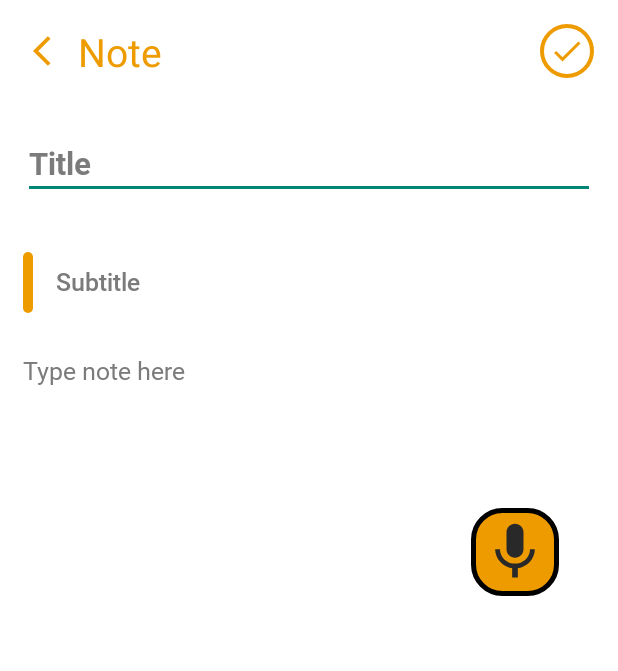
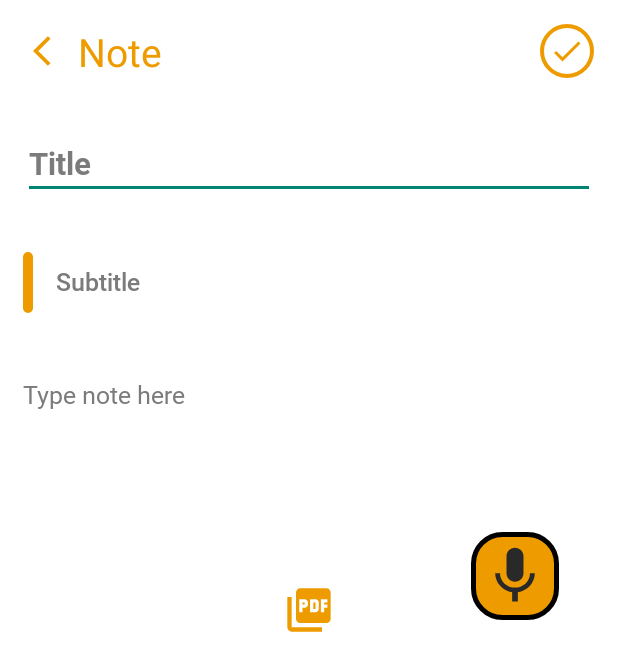
Before and after one commit to MARZ51x/audibookfinal, an Android app: the screen it shows after launch once a user with an empty profile is signed in (CreateNote), after a tap on "CREATE", on a phone screen of 412 x 824 dp. Shown: the top 671 px of the screen. Run offline under Robolectric (Android 15) with nearby library versions, the phone set to English and light mode, and no system bars; our stand-ins replace Firebase (no records; nobody signed in at launch, a user with empty details on screens opened directly), sdp/ssp sizes; libraries missing offline, so code that uses them is left out: cn.pedant, com.itextpdf.text.

Commit message:
Krisha PDF, bugs, Delete confirm

```diff
--- a/app/build.gradle
+++ b/app/build.gradle
@@ -70,4 +70,7 @@
     //new
     implementation "com.firebaseui:firebase-ui-firestore:4.1.0"
 
+    //for PDF
+    implementation 'com.itextpdf:itextg:5.5.10'
+
 }
--- a/app/src/main/java/com/zentech/audibookfinalv/CreateNote.java
+++ b/app/src/main/java/com/zentech/audibookfinalv/CreateNote.java
@@ -1,6 +1,7 @@
 package com.zentech.audibookfinalv;
 
 import androidx.annotation.NonNull;
+import androidx.appcompat.app.AlertDialog;
 import androidx.appcompat.app.AppCompatActivity;
 import androidx.appcompat.app.AppCompatDelegate;
 import androidx.appcompat.widget.Toolbar;
@@ -9,14 +10,18 @@
 
 import android.Manifest;
 import android.annotation.SuppressLint;
+import android.content.DialogInterface;
 import android.content.Intent;
 import android.content.pm.PackageManager;
 import android.graphics.Color;
+import android.net.Uri;
 import android.os.Build;
 import android.os.Bundle;
+import android.os.Environment;
 import android.speech.RecognitionListener;
 import android.speech.RecognizerIntent;
 import android.speech.SpeechRecognizer;
+import android.util.Log;
 import android.view.MenuItem;
 import android.view.MotionEvent;
 import android.view.View;
@@ -32,9 +37,20 @@
 import com.google.firebase.auth.FirebaseUser;
 import com.google.firebase.firestore.DocumentReference;
 import com.google.firebase.firestore.FirebaseFirestore;
+import com.itextpdf.text.BaseColor;
+import com.itextpdf.text.Document;
+import com.itextpdf.text.DocumentException;
+import com.itextpdf.text.Font;
+import com.itextpdf.text.Paragraph;
+import com.itextpdf.text.pdf.PdfWriter;
 
+import java.io.File;
+import java.io.FileNotFoundException;
+import java.io.FileOutputStream;
+import java.io.OutputStream;
 import java.util.ArrayList;
 import java.util.HashMap;
+import java.util.List;
 import java.util.Locale;
 import java.util.Map;
 
@@ -53,10 +69,38 @@
     FirebaseUser firebaseUser;
     FirebaseFirestore firebaseFirestore;
 
+    ///////////////////for pdf///////////////////////
+    private static final String TAG = "PdfCreatorActivity";
+    private ImageView generatePDF;
+    private File pdfFile;
+    final private int REQUEST_CODE_ASK_PERMISSIONS = 111;
+    ///////////////////for pdf///////////////////////
+
     @Override
     protected void onCreate(Bundle savedInstanceState) {
         super.onCreate(savedInstanceState);
         setContentView(R.layout.activity_create_note);
+
+        //////////////////pdf////////////////////
+        generatePDF = findViewById(R.id.imagePDF);
+        generatePDF.setOnClickListener(new View.OnClickListener() {
+            @Override
+            public void onClick(View v) {
+                if (mcreatetitleofnote.getText().toString().isEmpty()){
+                    mcreatetitleofnote.setError("Please input title");
+                    mcreatetitleofnote.requestFocus();
+                    return;
+                }
+                try {
+                    createPdfWrapper();
+                } catch (FileNotFoundException e) {
+                    e.printStackTrace();
+                } catch (DocumentException e) {
+                    e.printStackTrace();
+                }
+            }
+        });
+        /////////////////pdf/////////////////////
 
         View someView = findViewById(R.id.createNote);
         View root = someView.getRootView();
@@ -218,5 +262,122 @@
         overridePendingTransition(0,0);
         finish();
     }
+    //////////////////////pdf/////////////////////
+    private void createPdfWrapper() throws FileNotFoundException,DocumentException{
+        int hasWriteStoragePermission = ActivityCompat.checkSelfPermission(this, Manifest.permission.WRITE_EXTERNAL_STORAGE);
+
+        if (hasWriteStoragePermission != PackageManager.PERMISSION_GRANTED) {
+            if (Build.VERSION.SDK_INT >= Build.VERSION_CODES.M) {
+                if (!shouldShowRequestPermissionRationale(Manifest.permission.WRITE_CONTACTS)) {
+                    showMessageOKCancel("You need to allow access to Storage",
+                            new DialogInterface.OnClickListener() {
+                                @Override
+                                public void onClick(DialogInterface dialog, int which) {
+                                    if (Build.VERSION.SDK_INT >= Build.VERSION_CODES.M) {
+                                        requestPermissions(new String[]{Manifest.permission.WRITE_EXTERNAL_STORAGE}, REQUEST_CODE_ASK_PERMISSIONS);
+                                    }
+                                }
+                            });
+                    return;
+                }
+                requestPermissions(new String[]{Manifest.permission.WRITE_EXTERNAL_STORAGE}, REQUEST_CODE_ASK_PERMISSIONS);
+            }
+            return;
+        }else {
+            createPdf();
+        }
+    }
+
+    public void onRequestPermissionsResult(int requestCode, String[] permissions, int[] grantResults) {
+        switch (requestCode) {
+            case REQUEST_CODE_ASK_PERMISSIONS:
+                if (grantResults[0] == PackageManager.PERMISSION_GRANTED) {
+                    // Permission Granted
+                    try {
+                        createPdfWrapper();
+                    } catch (FileNotFoundException e) {
+                        e.printStackTrace();
+                    } catch (DocumentException e) {
+                        e.printStackTrace();
+                    }
+                } else {
+                    // Permission Denied
+                    Toast.makeText(this, "WRITE_EXTERNAL Permission Denied", Toast.LENGTH_SHORT).show();
+                }
+                break;
+            default:
+                super.onRequestPermissionsResult(requestCode, permissions, grantResults);
+        }
+    }
+    private void showMessageOKCancel(String message, DialogInterface.OnClickListener okListener) {
+        new AlertDialog.Builder(this)
+                .setMessage(message)
+                .setPositiveButton("OK", okListener)
+                .setNegativeButton("Exit", null)
+                .create()
+                .show();
+    }
+    private void createPdf() throws FileNotFoundException, DocumentException {
+        File docsFolder = new File(Environment.getExternalStorageDirectory() +
+                "/Documents");
+
+        String title=mcreatetitleofnote.getText().toString();
+        if (!docsFolder.exists()) {
+            docsFolder.mkdir();
+            Log.i(TAG, "Create New PDF Folder");
+        }
+
+        Font titleFont = new Font(Font.FontFamily.TIMES_ROMAN, 22, Font.BOLD
+                | Font.UNDERLINE, BaseColor.BLACK);
+        Font smallBold = new Font(Font.FontFamily.TIMES_ROMAN, 12, Font.NORMAL);
+        Font subFont = new Font(Font.FontFamily.TIMES_ROMAN, 12, Font.BOLD, BaseColor.GRAY);
+
+        Paragraph prTitle = new Paragraph();
+        prTitle.setFont(titleFont);
+        prTitle.add(mcreatetitleofnote.getText().toString());
+
+        Paragraph prText = new Paragraph();
+        prText.setFont(smallBold);
+        prText.add(mcreatecontentofnote.getText().toString());
+
+        int num=0;
+        String save = title+".pdf";
+
+        pdfFile = new File(docsFolder.getAbsolutePath(),save);
+        while(pdfFile.exists()) {
+            save = title+ (num++) +".pdf";
+            pdfFile = new File(docsFolder.getAbsolutePath(), save);
+        }
+        OutputStream output = new FileOutputStream(pdfFile);
+        Document document = new Document();
+        PdfWriter.getInstance(document, output);
+        document.open();
+        //document.add(new Paragraph(inputNoteTitle.getText().toString()));
+        //document.add(new Paragraph(inputNoteSubtitle.getText().toString()));
+        //document.add(new Paragraph(inputNoteText.getText().toString()));
+
+        document.add(prTitle);
+        document.add(new Paragraph("\n\n"));
+        document.add(prText);
+        document.close();
+        previewPdf();
+    }
+    private void previewPdf() {
+        PackageManager packageManager = getPackageManager();
+        Intent testIntent = new Intent(Intent.ACTION_VIEW);
+        testIntent.setType("application/pdf");
+        List list = packageManager.queryIntentActivities(testIntent,
+                PackageManager.MATCH_DEFAULT_ONLY);
+        if (list.size() > 0) {
+            Intent intent = new Intent();
+            intent.setAction(Intent.ACTION_VIEW);
+            Uri uri = Uri.fromFile(pdfFile);
+            intent.setDataAndType(uri, "application/pdf");
+            startActivity(intent);
+        }else{
+            Toast.makeText(this,"PDF generated",Toast.LENGTH_SHORT).show();
+        }
+    }
+    /////////////////////pdf//////////////////////
 
 }
--- a/app/src/main/java/com/zentech/audibookfinalv/EditNoteActivity.java
+++ b/app/src/main/java/com/zentech/audibookfinalv/EditNoteActivity.java
@@ -232,10 +232,7 @@
         return super.onOptionsItemSelected(item);
     }
     public void BackButton(){
-        Intent intent = new Intent(this, NoteDetails.class);
-        startActivity(intent);
-        overridePendingTransition(0,0);
-        finish();
+        onBackPressed();
     }
 
 }
--- a/app/src/main/java/com/zentech/audibookfinalv/HomeActivity.java
+++ b/app/src/main/java/com/zentech/audibookfinalv/HomeActivity.java
@@ -7,6 +7,9 @@
 import android.graphics.drawable.GradientDrawable;
 import android.os.Build;
 import android.os.Bundle;
+import android.text.Editable;
+import android.text.TextUtils;
+import android.text.TextWatcher;
 import android.view.Gravity;
 import android.view.LayoutInflater;
 import android.view.Menu;
@@ -14,9 +17,11 @@
 import android.view.View;
 import android.view.ViewGroup;
 import android.widget.Button;
+import android.widget.EditText;
 import android.widget.ImageView;
 import android.widget.LinearLayout;
 import android.widget.PopupMenu;
+import android.widget.SearchView;
 import android.widget.Switch;
 import android.widget.TextView;
 import android.widget.Toast;
@@ -51,8 +56,9 @@
 
 public class HomeActivity extends AppCompatActivity {
     private Button button_sched, button_settings, button_sched2, button_settings2, maddnotebtn;
-
+    private EditText inputSearch;
     private FirebaseAuth firebaseAuth;
+    private ImageView search;
     FirebaseUser firebaseUser;
     FirebaseFirestore firebaseFirestore;
 
@@ -91,6 +97,7 @@
         main = findViewById(R.id.main);
         nav = findViewById(R.id.navbar);
         nav2 = findViewById(R.id.navbar2);
+        inputSearch = findViewById(R.id.inputSearch);
 
 /////////////////////////////NAV BAR///////////////////////////////////////////////////////////////////////////
         boolean valueNav= true;
@@ -203,6 +210,21 @@
                         popupMenu.getMenu().add("Delete").setOnMenuItemClickListener(new MenuItem.OnMenuItemClickListener() {
                             @Override
                             public boolean onMenuItemClick(MenuItem item) {
+                                new SweetAlertDialog(view.getContext(), SweetAlertDialog.WARNING_TYPE)
+                                        .setTitleText("Delete Note?")
+                                        .setContentText("")
+                                        .setConfirmText("Delete")
+                                        .setConfirmClickListener(new SweetAlertDialog.OnSweetClickListener() {
+                                            @Override
+                                            public void onClick(SweetAlertDialog sDialog) {
+                                                sDialog
+                                                        .setTitleText("Successful")
+                                                        .setContentText("Note deleted")
+                                                        .setConfirmText("OK")
+                                                        .setConfirmClickListener(null)
+                                                        .changeAlertType(SweetAlertDialog.SUCCESS_TYPE);
+
+
                                                 //Toast.makeText(v.getContext(),"Deleted Successfully", Toast.LENGTH_SHORT).show();
                                                 DocumentReference documentReference = firebaseFirestore.collection("notes").document(firebaseUser.getUid())
                                                         .collection("myNotes").document(docId);
@@ -219,6 +241,9 @@
                                                     }
                                                 });
 
+                                            }
+                                        })
+                                        .show();
 
                                 return false;
                             }
@@ -232,56 +257,6 @@
                     }
                 });
 
-
-
-      /*          popupbutton.setOnClickListener(new View.OnClickListener() {
-                    @Override
-                    public void onClick(View v) {
-
-                        PopupMenu popupMenu = new PopupMenu(v.getContext(),v);
-                        popupMenu.setGravity(Gravity.END);
-                        popupMenu.getMenu().add("Edit").setOnMenuItemClickListener(new MenuItem.OnMenuItemClickListener() {
-                            @Override
-                            public boolean onMenuItemClick(MenuItem item) {
-
-                                Intent intent = new Intent(v.getContext(),EditNoteActivity.class);
-                                intent.putExtra("title",firebasemodel.getTitle());
-                                intent.putExtra("content",firebasemodel.getContent());
-                                intent.putExtra("noteId",docId);
-                                v.getContext().startActivity(intent);
-
-                                return false;
-                            }
-                        });
-
-                        popupMenu.getMenu().add("Delete").setOnMenuItemClickListener(new MenuItem.OnMenuItemClickListener() {
-                            @Override
-                            public boolean onMenuItemClick(MenuItem item) {
-                                //Toast.makeText(v.getContext(),"Deleted Successfully", Toast.LENGTH_SHORT).show();
-                                DocumentReference documentReference = firebaseFirestore.collection("notes").document(firebaseUser.getUid())
-                                        .collection("myNotes").document(docId);
-
-                                documentReference.delete().addOnSuccessListener(new OnSuccessListener<Void>() {
-                                    @Override
-                                    public void onSuccess(Void unused) {
-                                        Toast.makeText(v.getContext(),"Deleted Successfully", Toast.LENGTH_SHORT).show();
-                                    }
-                                }).addOnFailureListener(new OnFailureListener() {
-                                    @Override
-                                    public void onFailure(@NonNull Exception e) {
-                                        Toast.makeText(v.getContext(),"Failed to Delete", Toast.LENGTH_SHORT).show();
-                                    }
-                                });
-
-
-                                return false;
-                            }
-                        });
-
-                        popupMenu.show();
-
-                    }
-                });*/
 
             }
 
@@ -330,6 +305,8 @@
         });
 
     }
+
+
     //Firestore Connection
     public class NoteViewHolder extends RecyclerView.ViewHolder
     {
@@ -347,19 +324,6 @@
 
         }
     }
-
-//GetRANDOM COLOR
-/*    private int getRandomColor()
-    {
-        List<Integer> colorcode = new ArrayList<>();
-        colorcode.add(R.color.Accent);
-
-        Random random = new Random();
-        int number = random.nextInt(colorcode.size());
-
-        return colorcode.get(number);
-    }*/
-
 
 //NOTE ADAPTER
 
--- a/app/src/main/java/com/zentech/audibookfinalv/NoteDetails.java
+++ b/app/src/main/java/com/zentech/audibookfinalv/NoteDetails.java
@@ -78,10 +78,7 @@
         return super.onOptionsItemSelected(item);
     }
     public void BackButton(){
-        Intent intent = new Intent(this, HomeActivity.class);
-        startActivity(intent);
-        overridePendingTransition(0,0);
-        finish();
+        onBackPressed();
     }
 
 }
--- a/app/src/main/java/com/zentech/audibookfinalv/ui/AddEditAlarmFragment.java
+++ b/app/src/main/java/com/zentech/audibookfinalv/ui/AddEditAlarmFragment.java
@@ -89,8 +89,9 @@
             }
         });
 
+        final long minutes =1;
         mTimePicker = (TimePicker) v.findViewById(R.id.edit_alarm_time_picker);
-        ViewUtils.setTimePickerTime(mTimePicker, alarm.getTime());
+        ViewUtils.setTimePickerTime(mTimePicker, alarm.getTime()+minutes*60000);
 
         mLabel = (EditText) v.findViewById(R.id.edit_alarm_label);
         mLabel.setText(alarm.getLabel());
--- a/app/src/main/res/drawable/bg_pdf.xml
+++ b/app/src/main/res/drawable/bg_pdf.xml
@@ -3,8 +3,8 @@
     android:height="24dp"
     android:viewportWidth="24"
     android:viewportHeight="24"
-    android:tint="?attr/colorControlNormal">
+    android:tint="@color/NavGrey">
     <path
-        android:fillColor="@android:color/white"
+        android:fillColor="@android:color/darker_gray"
         android:pathData="M20,2L8,2c-1.1,0 -2,0.9 -2,2v12c0,1.1 0.9,2 2,2h12c1.1,0 2,-0.9 2,-2L22,4c0,-1.1 -0.9,-2 -2,-2zM11.5,9.5c0,0.83 -0.67,1.5 -1.5,1.5L9,11v2L7.5,13L7.5,7L10,7c0.83,0 1.5,0.67 1.5,1.5v1zM16.5,11.5c0,0.83 -0.67,1.5 -1.5,1.5h-2.5L12.5,7L15,7c0.83,0 1.5,0.67 1.5,1.5v3zM20.5,8.5L19,8.5v1h1.5L20.5,11L19,11v2h-1.5L17.5,7h3v1.5zM9,9.5h1v-1L9,8.5v1zM4,6L2,6v14c0,1.1 0.9,2 2,2h14v-2L4,20L4,6zM14,11.5h1v-3h-1v3z"/>
 </vector>
--- a/app/src/main/res/layout/activity_create_note.xml
+++ b/app/src/main/res/layout/activity_create_note.xml
@@ -85,7 +85,7 @@
                 android:textColor="@color/NavGrey"
                 android:textColorHint="@color/TextHint"
                 android:textSize="@dimen/_16ssp"
-                app:layout_constraintTop_toBottomOf="@id/Appbar"/>
+                app:layout_constraintTop_toBottomOf="@id/Appbar" />
 
             <TextView
                 android:id="@+id/textDateTime"
@@ -97,7 +97,7 @@
                 android:textSize="@dimen/_10ssp"
                 app:layout_constraintEnd_toEndOf="@id/createtitleofnote"
                 app:layout_constraintStart_toStartOf="@id/createtitleofnote"
-                app:layout_constraintTop_toBottomOf="@id/createtitleofnote"/>
+                app:layout_constraintTop_toBottomOf="@id/createtitleofnote" />
 
             <EditText
                 android:id="@+id/inputNoteSubtitle"
@@ -119,7 +119,7 @@
                 android:textSize="@dimen/_13sdp"
                 app:layout_constraintEnd_toEndOf="parent"
                 app:layout_constraintStart_toEndOf="@id/viewSubtitleIndicator"
-                app:layout_constraintTop_toBottomOf="@id/textDateTime"/>
+                app:layout_constraintTop_toBottomOf="@id/textDateTime" />
 
             <View
                 android:id="@+id/viewSubtitleIndicator"
@@ -129,16 +129,16 @@
                 android:background="@drawable/bg_subtitle_indicator"
                 app:layout_constraintBottom_toBottomOf="@id/inputNoteSubtitle"
                 app:layout_constraintStart_toStartOf="parent"
-                app:layout_constraintTop_toTopOf="@id/inputNoteSubtitle"/>
+                app:layout_constraintTop_toTopOf="@id/inputNoteSubtitle" />
 
             <pl.droidsonroids.gif.GifImageView
                 android:id="@+id/wave"
                 android:layout_width="@dimen/_150sdp"
                 android:layout_height="@dimen/_150sdp"
                 android:src="@drawable/audibook_wave"
+                app:layout_constraintBottom_toBottomOf="@id/createcontentofnote"
                 app:layout_constraintLeft_toLeftOf="parent"
-                app:layout_constraintRight_toRightOf="parent"
-                app:layout_constraintBottom_toBottomOf="@id/createcontentofnote">
+                app:layout_constraintRight_toRightOf="parent">
 
             </pl.droidsonroids.gif.GifImageView>
 
@@ -162,7 +162,7 @@
                 android:textColorHint="@color/TextHint"
                 android:textSize="@dimen/_13ssp"
                 app:layout_constraintBottom_toBottomOf="parent"
-                app:layout_constraintTop_toBottomOf="@id/inputNoteSubtitle"/>
+                app:layout_constraintTop_toBottomOf="@id/inputNoteSubtitle" />
 
 
             <ImageView
@@ -179,7 +179,21 @@
                 app:layout_constraintTop_toBottomOf="@id/createcontentofnote"
                 app:tint="@color/Primary" />
 
+            <ImageView
+                android:id="@+id/imagePDF"
+                android:layout_width="@dimen/_35sdp"
+                android:layout_height="@dimen/_35sdp"
+                android:layout_marginHorizontal="@dimen/_20sdp"
+                android:contentDescription="@string/app_name"
+                android:padding="@dimen/_4sdp"
+                android:src="@drawable/bg_pdf"
+                app:layout_constraintEnd_toEndOf="parent"
+                app:layout_constraintStart_toStartOf="parent"
+                app:layout_constraintTop_toBottomOf="@+id/wave"
+                app:tint="@color/accent" />
+
         </androidx.constraintlayout.widget.ConstraintLayout>
+
 
     </ScrollView>
 
--- a/app/src/main/res/layout/activity_home.xml
+++ b/app/src/main/res/layout/activity_home.xml
@@ -129,6 +129,7 @@
 
             <ImageView
                 android:layout_width="@dimen/_20sdp"
+                android:id="@+id/search"
                 android:layout_height="match_parent"
                 android:contentDescription="@string/app_name"
                 android:src="@drawable/ic_search"
```
Also changed, not shown: app/src/main/java/com/zentech/audibookfinalv/ScheduleActivity.java (+8 -2 lines). Lines whose indentation alone changed are shown as unchanged.
